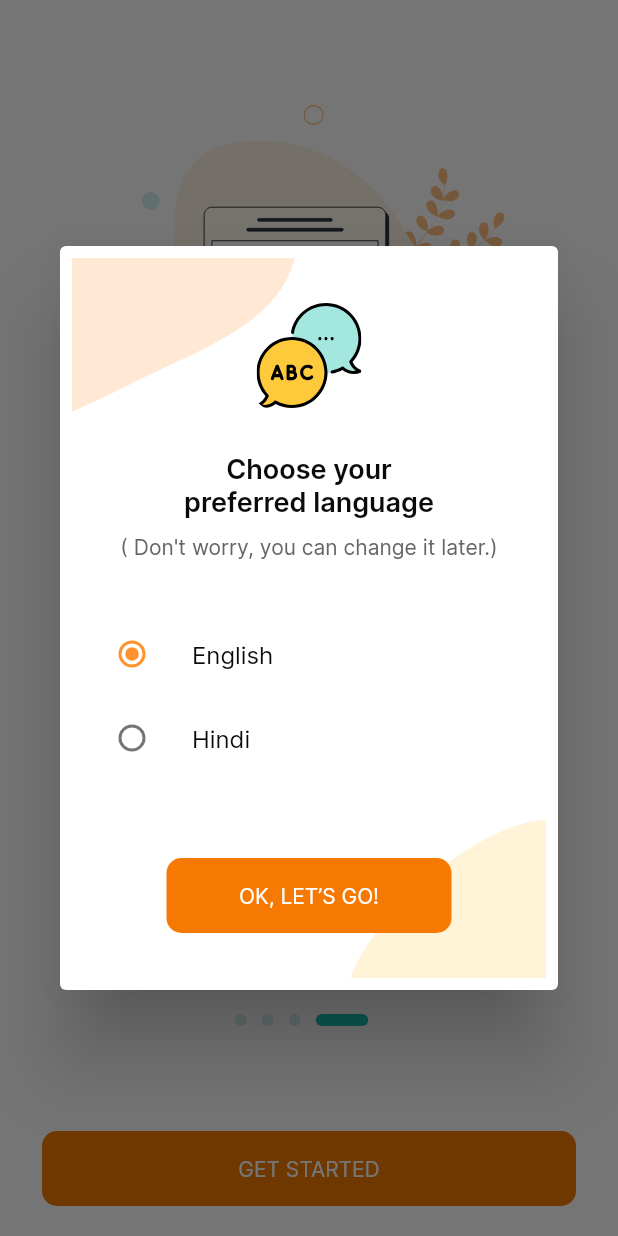
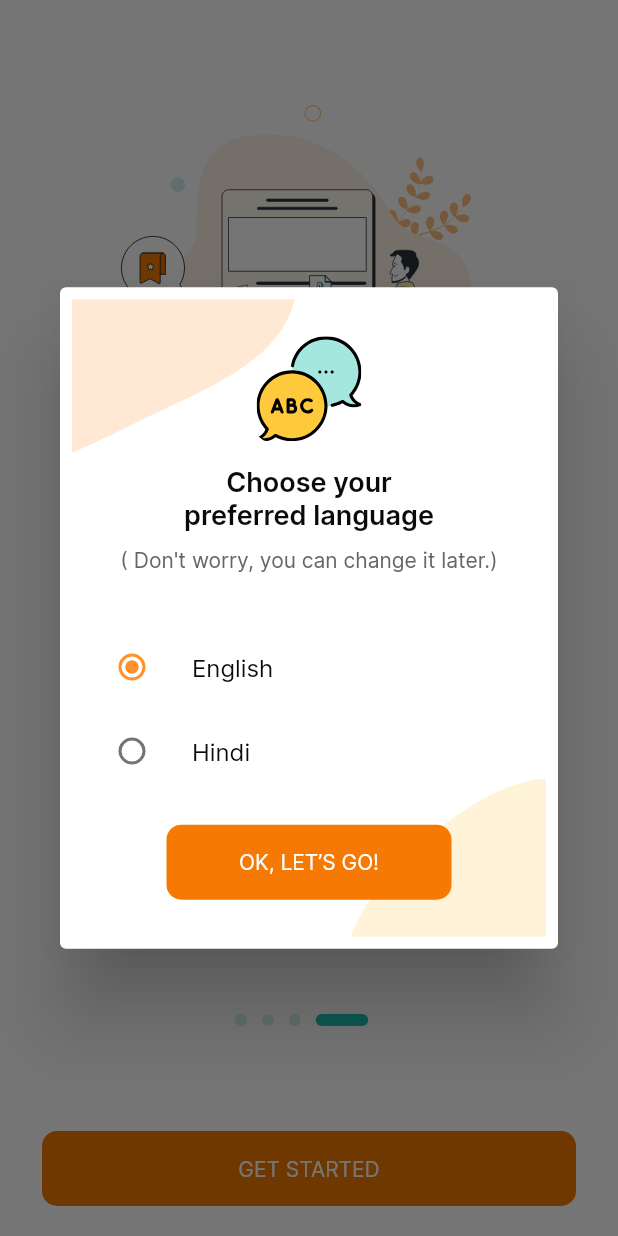
Before and after one commit to gita/Bhagavad-Gita-App, a Flutter app: the screen it shows after launch, after a tap on "SKIP", after a tap on "GET STARTED", on a phone screen of 412 x 824 dp. Run offline on Flutter 3.47's test engine with Material 2 defaults, Android fonts, the phone set to English and light mode, and no system bars; our stand-ins replace firebase_core, firebase_messaging, flutter_local_notifications, flutter_offline, flutter_svg, get_it and 3 more; missing offline and left inert: list_tile_switch; accounts and stored records are empty; project files that could hold a hidden picture were left out.

Commit message:
Fix: Textoverflow issue
solve renderflex issue

```diff
--- a/bhagavad_gita/lib/screens/on_board_screen/OnBoardingScreen_one.dart
+++ b/bhagavad_gita/lib/screens/on_board_screen/OnBoardingScreen_one.dart
@@ -180,7 +180,7 @@ class _SimplifiedScreenState extends State<OnbordingScreen> {
         return AlertDialog(
           actions: [
             Container(
-              height: 480, //MediaQuery.of(context).size.height / 100 * 80,
+              height: 425, //MediaQuery.of(context).size.height / 100 * 80,
               width: 1000,
               decoration:
                   BoxDecoration(borderRadius: BorderRadius.circular(15)),
@@ -197,11 +197,11 @@ class _SimplifiedScreenState extends State<OnbordingScreen> {
                     mainAxisSize: MainAxisSize.min,
                     children: [
                       SizedBox(
-                        height: 30,
+                        height: height*0.030,
                       ),
                       SvgPicture.asset("assets/icons/abc_language.svg"),
                       SizedBox(
-                        height: kPadding * 3,
+                        height: height *0.02,
                       ),
                       Text(
                         DemoLocalization.of(context)!
@@ -259,7 +259,7 @@ class _SimplifiedScreenState extends State<OnbordingScreen> {
                         ),
                       )),
                       Padding(
-                        padding: EdgeInsets.all(30),
+                        padding: EdgeInsets.symmetric(horizontal:30,vertical: height*0.030),
                         child: Container(
                           height: kPadding * 5,
                           width: kPadding * 19,
@@ -324,16 +324,16 @@ class SimplifiedPageOne extends StatelessWidget {
     width = MediaQuery.of(context).size.width;
     return Column(
       children: [
-        SizedBox(height: kPadding * 9),
-        SvgPicture.asset('assets/icons/img_simplified_one.svg'),
-        SizedBox(height: kPadding * 5),
+        SizedBox(height: height * 0.089),
+        SvgPicture.asset('assets/icons/img_simplified_one.svg',height: height*0.39,),
+        SizedBox(height: height *0.052),
         Text(
           DemoLocalization.of(context)!
               .getTranslatedValue('bhagvadGitaSimplified')
               .toString(),
           style: Theme.of(context).textTheme.headline2!.copyWith(fontSize: 18),
         ),
-        SizedBox(height: kPadding * 2),
+        SizedBox(height: height * 0.02),
         Text(
           DemoLocalization.of(context)!
               .getTranslatedValue('readTheGita')
@@ -354,7 +354,7 @@ class BeautifulDesignPageTwo extends StatelessWidget {
     width = MediaQuery.of(context).size.width;
     return Column(
       children: [
-        SvgPicture.asset('assets/icons/img_beautiful_two.svg'),
+        SvgPicture.asset('assets/icons/img_beautiful_two.svg',height: height*0.45,),
         Text(
           DemoLocalization.of(context)!
               .getTranslatedValue('beautifulDesign')
@@ -384,26 +384,26 @@ class ExploreEachVerePageThree extends StatelessWidget {
     width = MediaQuery.of(context).size.width;
     return Column(
       children: [
-        SizedBox(height: kPadding * 7),
-        SvgPicture.asset('assets/icons/img_exploreverse_three.svg'),
-        SizedBox(height: kPadding * 3),
+        SizedBox(height: height * 0.07),
+        SvgPicture.asset('assets/icons/img_exploreverse_three.svg',height: height*0.35,),
+        SizedBox(height: height * 0.03),
         Text(
           DemoLocalization.of(context)!
               .getTranslatedValue('exploreEachVerse')
               .toString(),
           style: Theme.of(context).textTheme.headline2!.copyWith(fontSize: 18),
         ),
-        SizedBox(height: kPadding),
+        SizedBox(height: kPadding-4),
         Text(
           DemoLocalization.of(context)!
               .getTranslatedValue('divedeepEachVerse')
               .toString(),
           textAlign: TextAlign.center,
           style: Theme.of(context).textTheme.subtitle1!.copyWith(
-                color: textLightGreyColor,
+                color: textLightGreyColor,fontSize:height* 0.022
               ),
         ),
-        SizedBox(height: kPadding),
+        // SizedBox(height: kPadding),
       ],
     );
   }
@@ -421,7 +421,7 @@ class MakeItOwnPageFour extends StatelessWidget {
     return Column(
       children: [
         SizedBox(height: kPadding * 7),
-        SvgPicture.asset('assets/icons/img_makeitowe_forth.svg'),
+        SvgPicture.asset('assets/icons/img_makeitowe_forth.svg',height: height*0.32,),
         SizedBox(height: kPadding * 3),
         Text(
           DemoLocalization.of(context)!
--- a/bhagavad_gita/lib/widgets/chapter_list_tile_widget.dart
+++ b/bhagavad_gita/lib/widgets/chapter_list_tile_widget.dart
@@ -54,7 +54,8 @@ class ChapterListTileWidget extends StatelessWidget {
                   SizedBox(
                     width: kDefaultPadding,
                   ),
-                  Column(
+                  Expanded(flex: 3,
+                    child: Column(
                       mainAxisAlignment: MainAxisAlignment.start,
                       crossAxisAlignment: CrossAxisAlignment.start,
                       children: [
@@ -87,6 +88,7 @@ class ChapterListTileWidget extends StatelessWidget {
                         )
                       ],
                     ),
+                  ),
                   Spacer(),
                   Container(
                     child: Column(
--- a/bhagavad_gita/lib/widgets/verse_of_the_day_widget.dart
+++ b/bhagavad_gita/lib/widgets/verse_of_the_day_widget.dart
@@ -108,7 +108,7 @@ class _VerseOfTheDayWidgetState extends State<VerseOfTheDayWidget> {
                     padding: EdgeInsets.only(
                         left: kDefaultPadding,
                         top: kDefaultPadding,
-                        bottom: kPadding),
+                        bottom: 0),
                     child: Column(
                       crossAxisAlignment: CrossAxisAlignment.start,
                       children: [
@@ -276,7 +276,7 @@ class _VerseOfTheDayTextWidgetState extends State<VerseOfTheDayTextWidget> {
                       style: Theme.of(context).textTheme.headline2!.copyWith(
                             overflow: TextOverflow.ellipsis,
                             color: whiteColor,
-                            fontSize: 16,
+                            fontSize: height*0.020,
                           ),
                     ),
                   ],
--- a/bhagavad_gita/pubspec.yaml
+++ b/bhagavad_gita/pubspec.yaml
@@ -13,6 +13,7 @@ dependencies:
   cupertino_icons: ^1.0.2
 
   # Custome packages
+  firebase_core_platform_interface: 4.5.1
   get_it: ^7.2.0
   flutter_svg: ^0.22.0
   graphql_flutter: ^5.0.0
```
Also changed, not shown: bhagavad_gita/lib/screens/home_screen.dart/about_gita_page.dart (+64 -25 lines), bhagavad_gita/lib/screens/home_screen.dart/home_screen.dart (+40 -1 lines), bhagavad_gita/lib/screens/home_screen.dart/read_more_page.dart (+4 -4 lines), bhagavad_gita/pubspec.lock, 2 other files. Lines whose indentation alone changed are shown as unchanged.
